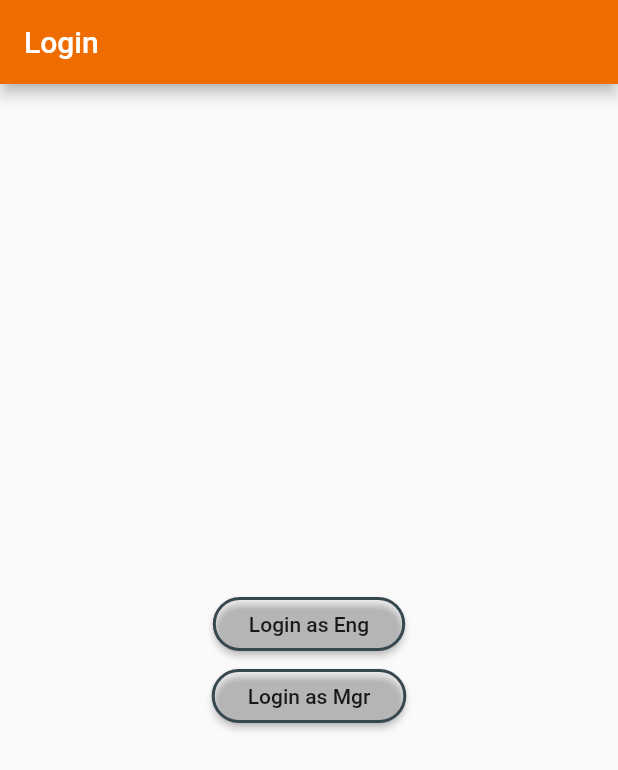
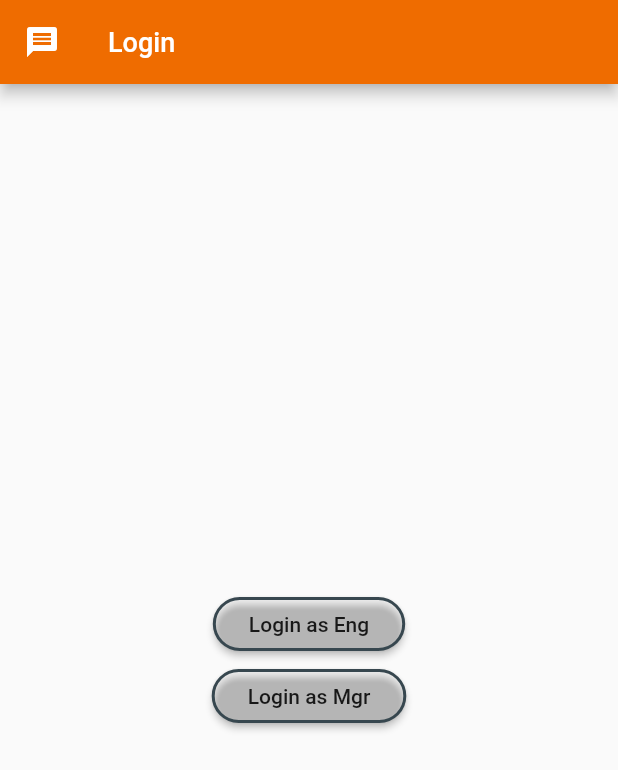
Before and after one commit to coastalgit/flutResponsiveWeb, a Flutter app: the screen it shows after launch, on a phone screen of 412 x 824 dp. Shown: the top 770 px of the screen. Run offline on Flutter 3.47's test engine with Material 2 defaults, Android fonts, the phone set to English and light mode, and no system bars; our stand-ins replace google_fonts; missing offline and left inert: responsive_scaffold; Roboto replaces fonts that are missing (Blinker).

Commit message:
Added some custom text styles

```diff
--- /dev/null
+++ b/lib/customtheme.dart
@@ -0,0 +1,21 @@
+import 'package:flutter/material.dart';
+import 'package:google_fonts/google_fonts.dart';
+
+class CustomTextStyles {
+  static TextStyle appThemeLightHeaderTitles =
+  TextStyle(
+    fontSize: 18,
+    fontFamily: GoogleFonts
+        .blinker()
+        .fontFamily,
+    color: Colors.white,
+  );
+
+  static TextStyle appThemeLightMenuTitles =
+  TextStyle(
+    fontSize: 13.5,
+    fontFamily: GoogleFonts.roboto().fontFamily,
+    color: Colors.black,
+  );
+
+}
--- a/lib/homedetailspage.dart
+++ b/lib/homedetailspage.dart
@@ -1,4 +1,5 @@
 import 'package:flutter/material.dart';
+import 'package:flutterresponsiveweb/customtheme.dart';
 
 class HomeDetailsScreen extends StatelessWidget {
   const HomeDetailsScreen({
@@ -29,7 +30,7 @@ class HomeDetailsScreen extends StatelessWidget {
         backgroundColor: Colors.orange.shade800,
         title: Text(
           this.title,
-          style: TextStyle(color: Colors.white),
+          style: CustomTextStyles.appThemeLightHeaderTitles,
         ),
 
         actions: [
@@ -65,7 +66,7 @@ class HomeDetailsScreen extends StatelessWidget {
 */
       body: Container(
         child: Center(
-          child: Text("Item: $row"),
+          child: Text("Item: $row", style: CustomTextStyles.appThemeLightMenuTitles,),
         ),
       ),
     );
--- a/lib/loginpage.dart
+++ b/lib/loginpage.dart
@@ -1,5 +1,6 @@
 import 'package:flutter/material.dart';
 import 'package:flutterresponsiveweb/HomePage.dart';
+import 'package:flutterresponsiveweb/customtheme.dart';
 import 'package:flutterresponsiveweb/webuser.dart';
 
 class LoginPage extends StatefulWidget {
@@ -15,12 +16,13 @@ class _LoginPageState extends State<LoginPage> {
   Widget build(BuildContext context) {
     return Scaffold(
       appBar: AppBar(
+        leading: Icon(Icons.message, color: Colors.white,),
         //backgroundColor: Colors.blueGrey.shade800,
         backgroundColor: Colors.orange.shade800,
         //title: Text('Login', style: TextStyle(color: Colors.deepOrange.shade500),),
         title: Text(
           'Login',
-          style: TextStyle(color: Colors.white),
+          style: CustomTextStyles.appThemeLightHeaderTitles,
         ),
       ),
       body: _buildBody(),
--- a/pubspec.yaml
+++ b/pubspec.yaml
@@ -27,7 +27,7 @@ dependencies:
   # The following adds the Cupertino Icons font to your application.
   # Use with the CupertinoIcons class for iOS style icons.
   cupertino_icons: ^0.1.3
-
+  google_fonts: ^1.1.0
   responsive_scaffold: ^1.3.0+2
 
 dev_dependencies:
```
Also changed, not shown: lib/company.dart (added, +63 -0 lines), lib/dbrepo.dart (+26 -0 lines), lib/homepage.dart (+5 -4 lines), lib/site.dart (added, +59 -0 lines), pubspec.lock.
